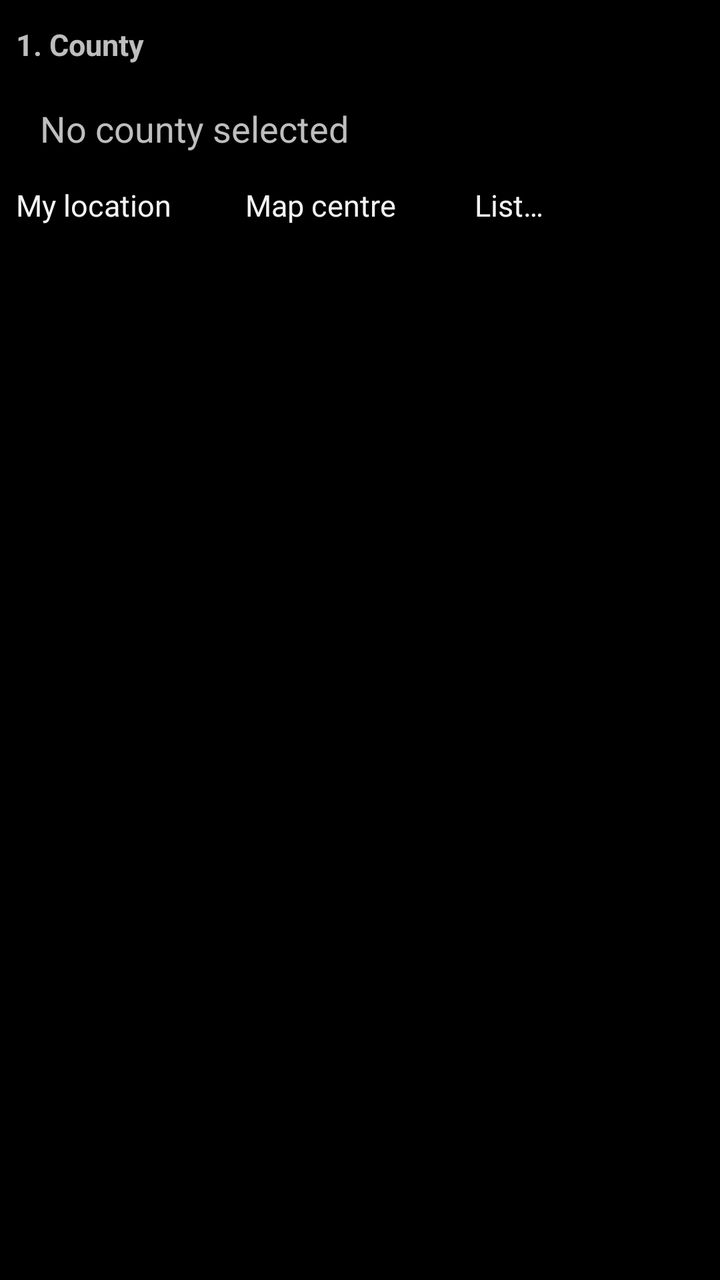
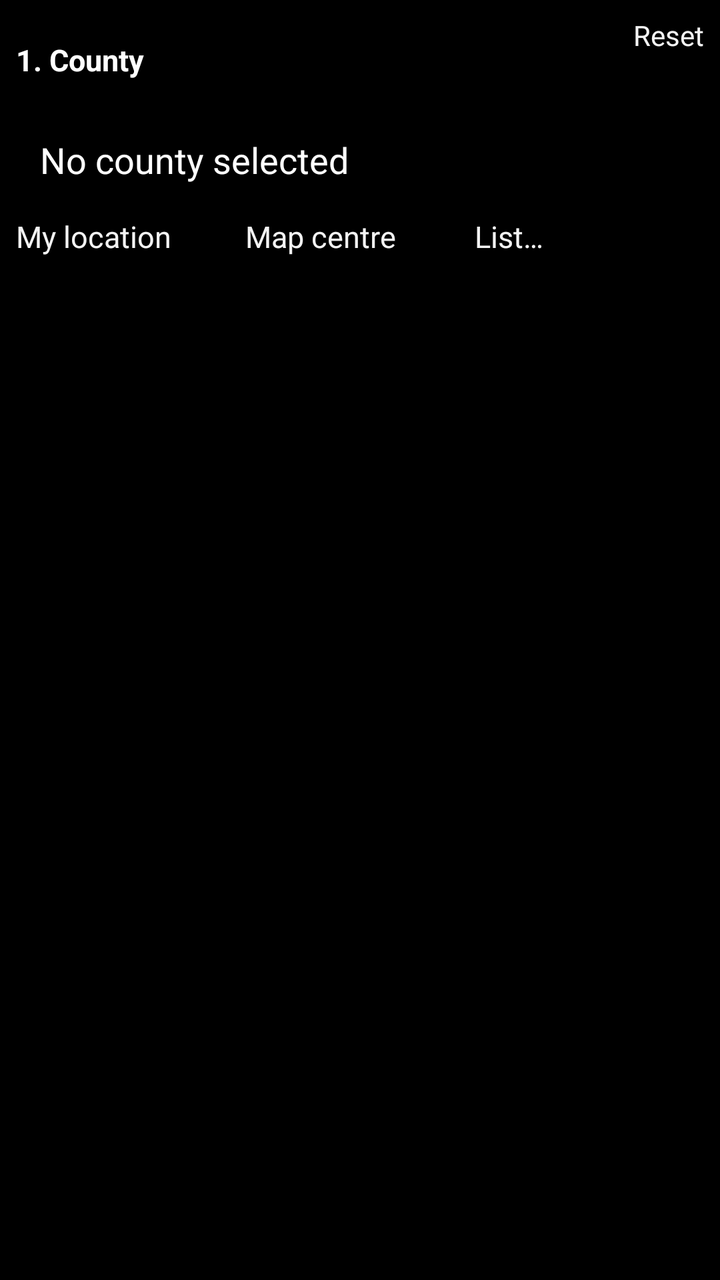

The first picture is an Android layout as it rendered before a commit; the second is the same layout after the commit. The layout source and the unified diff follow.
<!-- AndroidManifest.xml: application theme AppTheme -->
<!-- res/layout/forward_search_page.xml -->
<?xml version="1.0" encoding="utf-8"?>
<ScrollView xmlns:android="http://schemas.android.com/apk/res/android"
    android:layout_width="match_parent"
    android:layout_height="match_parent"
    android:fillViewport="true"
    android:padding="8dp">

    <LinearLayout
        android:layout_width="match_parent"
        android:layout_height="wrap_content"
        android:orientation="vertical">

        
        <TextView
            android:id="@+id/fs_boundary_missing"
            android:layout_width="match_parent"
            android:layout_height="wrap_content"
            android:padding="16dp"
            android:textSize="16sp"
            android:visibility="gone"
            android:text="@string/fs_boundary_missing" />

        
        <TextView
            android:layout_width="match_parent"
            android:layout_height="wrap_content"
            android:paddingTop="4dp"
            android:paddingBottom="4dp"
            android:textStyle="bold"
            android:textSize="15sp"
            android:text="@string/fs_stage_county" />

        <TextView
            android:id="@+id/fs_county_chip"
            android:layout_width="match_parent"
            android:layout_height="wrap_content"
            android:minHeight="56dp"
            android:gravity="center_vertical"
            android:paddingStart="12dp"
            android:paddingEnd="12dp"
            android:textSize="18sp"
            android:background="?android:attr/selectableItemBackground"
            android:text="@string/fs_county_none" />

        <LinearLayout
            android:layout_width="match_parent"
            android:layout_height="wrap_content"
            android:orientation="horizontal"
            android:weightSum="3">

            <Button
                android:id="@+id/fs_btn_self"
                android:layout_width="0dp"
                android:layout_height="56dp"
                android:layout_weight="1"
                android:textSize="15sp"
                android:text="@string/fs_source_self" />

            <Button
                android:id="@+id/fs_btn_mapcenter"
                android:layout_width="0dp"
                android:layout_height="56dp"
                android:layout_weight="1"
                android:textSize="15sp"
                android:text="@string/fs_source_mapcenter" />

            <Button
                android:id="@+id/fs_btn_list"
                android:layout_width="0dp"
                android:layout_height="56dp"
                android:layout_weight="1"
                android:textSize="15sp"
                android:text="@string/fs_source_list" />
        </LinearLayout>

        
        <LinearLayout
            android:id="@+id/fs_county_list"
            android:layout_width="match_parent"
            android:layout_height="wrap_content"
            android:orientation="vertical"
            android:visibility="gone" />

        
        <TextView
            android:id="@+id/fs_stage_district_label"
            android:layout_width="match_parent"
            android:layout_height="wrap_content"
            android:paddingTop="12dp"
            android:paddingBottom="4dp"
            android:textStyle="bold"
            android:textSize="15sp"
            android:visibility="gone"
            android:text="@string/fs_stage_district" />

        <LinearLayout
            android:id="@+id/fs_district_list"
            android:layout_width="match_parent"
            android:layout_height="wrap_content"
            android:orientation="vertical"
            android:visibility="gone" />

        
        <TextView
            android:id="@+id/fs_stage_street_label"
            android:layout_width="match_parent"
            android:layout_height="wrap_content"
            android:paddingTop="12dp"
            android:paddingBottom="4dp"
            android:textStyle="bold"
            android:textSize="15sp"
            android:visibility="gone"
            android:text="@string/fs_stage_street" />

        <LinearLayout
            android:id="@+id/fs_street_row"
            android:layout_width="match_parent"
            android:layout_height="wrap_content"
            android:orientation="horizontal"
            android:visibility="gone">

            <EditText
                android:id="@+id/fs_street_input"
                android:layout_width="0dp"
                android:layout_height="56dp"
                android:layout_weight="1"
                android:inputType="text"
                android:textSize="18sp"
                android:hint="@string/fs_street_hint"
                android:importantForAutofill="no" />

            <Button
                android:id="@+id/fs_btn_search"
                android:layout_width="wrap_content"
                android:layout_height="56dp"
                android:textSize="15sp"
                android:text="@string/fs_search" />
        </LinearLayout>

        
        <TextView
            android:id="@+id/fs_house_value"
            android:layout_width="match_parent"
            android:layout_height="wrap_content"
            android:visibility="gone"
            android:minHeight="44dp"
            android:gravity="center_vertical"
            android:paddingStart="12dp"
            android:textSize="18sp"
            android:hint="@string/fs_house_hint" />

        <GridLayout
            android:id="@+id/fs_keypad"
            android:layout_width="match_parent"
            android:layout_height="wrap_content"
            android:columnCount="3"
            android:visibility="gone" />

        
        <TextView
            android:id="@+id/fs_empty_state"
            android:layout_width="match_parent"
            android:layout_height="wrap_content"
            android:padding="12dp"
            android:textSize="15sp"
            android:visibility="gone"
            android:text="@string/fs_no_match" />

        <LinearLayout
            android:id="@+id/fs_candidate_list"
            android:layout_width="match_parent"
            android:layout_height="wrap_content"
            android:orientation="vertical" />

        <Button
            android:id="@+id/fs_btn_goto"
            android:layout_width="match_parent"
            android:layout_height="60dp"
            android:layout_marginTop="8dp"
            android:textSize="18sp"
            android:textStyle="bold"
            android:enabled="false"
            android:visibility="gone"
            android:text="@string/fs_goto" />
    </LinearLayout>
</ScrollView>
<!-- resources referenced by this layout -->
<resources>
  <string name="fs_boundary_missing">Import the base data (townships.sqlite) to enable forward search.</string>
  <string name="fs_county_none">No county selected</string>
  <string name="fs_goto">GoTo</string>
  <string name="fs_house_hint">House number (optional)</string>
  <string name="fs_no_match">No matching street in this district.</string>
  <string name="fs_search">Search</string>
  <string name="fs_source_list">List…</string>
  <string name="fs_source_mapcenter">Map centre</string>
  <string name="fs_source_self">My location</string>
  <string name="fs_stage_county">1. County</string>
  <string name="fs_stage_district">2. District</string>
  <string name="fs_stage_street">3. Street</string>
  <string name="fs_street_hint">Street (e.g. 中山路)</string>
  <style name="AppTheme" parent="@android:style/Theme.Holo">
          <item name="android:buttonStyle">@android:style/Widget.Button</item>
          <item name="android:imageButtonStyle">@android:style/Widget.Button</item>
          <item name="android:buttonStyleToggle">@android:style/Widget.Button</item>
      </style>
</resources>

<!-- the commit's change to res/layout/forward_search_page.xml (unified diff, before → after) -->
@@ -17,18 +17,35 @@
             android:layout_height="wrap_content"
             android:padding="16dp"
             android:textSize="16sp"
+            android:textColor="#FFFFFF"
             android:visibility="gone"
             android:text="@string/fs_boundary_missing" />
 
         
-        <TextView
-            android:layout_width="match_parent"
-            android:layout_height="wrap_content"
-            android:paddingTop="4dp"
-            android:paddingBottom="4dp"
-            android:textStyle="bold"
-            android:textSize="15sp"
-            android:text="@string/fs_stage_county" />
+        <LinearLayout
+            android:layout_width="match_parent"
+            android:layout_height="wrap_content"
+            android:orientation="horizontal"
+            android:gravity="center_vertical">
+
+            <TextView
+                android:layout_width="0dp"
+                android:layout_height="wrap_content"
+                android:layout_weight="1"
+                android:paddingTop="4dp"
+                android:paddingBottom="4dp"
+                android:textStyle="bold"
+                android:textSize="15sp"
+                android:textColor="#FFFFFF"
+                android:text="@string/fs_stage_county" />
+
+            <Button
+                android:id="@+id/fs_btn_reset"
+                android:layout_width="wrap_content"
+                android:layout_height="44dp"
+                android:textSize="14sp"
+                android:text="@string/fs_reset" />
+        </LinearLayout>
 
         <TextView
             android:id="@+id/fs_county_chip"
@@ -39,6 +56,7 @@
             android:paddingStart="12dp"
             android:paddingEnd="12dp"
             android:textSize="18sp"
+            android:textColor="#FFFFFF"
             android:background="?android:attr/selectableItemBackground"
             android:text="@string/fs_county_none" />
 
@@ -74,11 +92,11 @@
         </LinearLayout>
 
         
-        <LinearLayout
+        <GridLayout
             android:id="@+id/fs_county_list"
             android:layout_width="match_parent"
             android:layout_height="wrap_content"
-            android:orientation="vertical"
+            android:columnCount="3"
             android:visibility="gone" />
 
         
@@ -90,14 +108,15 @@
             android:paddingBottom="4dp"
             android:textStyle="bold"
             android:textSize="15sp"
+            android:textColor="#FFFFFF"
             android:visibility="gone"
             android:text="@string/fs_stage_district" />
 
-        <LinearLayout
+        <GridLayout
             android:id="@+id/fs_district_list"
             android:layout_width="match_parent"
             android:layout_height="wrap_content"
-            android:orientation="vertical"
+            android:columnCount="3"
             android:visibility="gone" />
 
         
@@ -109,6 +128,7 @@
             android:paddingBottom="4dp"
             android:textStyle="bold"
             android:textSize="15sp"
+            android:textColor="#FFFFFF"
             android:visibility="gone"
             android:text="@string/fs_stage_street" />
 
@@ -126,6 +146,8 @@
                 android:layout_weight="1"
                 android:inputType="text"
                 android:textSize="18sp"
+                android:textColor="#FFFFFF"
+                android:textColorHint="#7C7C7C"
                 android:hint="@string/fs_street_hint"
                 android:importantForAutofill="no" />
 
@@ -147,6 +169,8 @@
             android:gravity="center_vertical"
             android:paddingStart="12dp"
             android:textSize="18sp"
+            android:textColor="#FFFFFF"
+            android:textColorHint="#7C7C7C"
             android:hint="@string/fs_house_hint" />
 
         <GridLayout
@@ -163,6 +187,7 @@
             android:layout_height="wrap_content"
             android:padding="12dp"
             android:textSize="15sp"
+            android:textColor="#FFFFFF"
             android:visibility="gone"
             android:text="@string/fs_no_match" />
 
<!-- resource entries referenced after the edit -->
@@ -5,6 +5,7 @@
   <string name="fs_goto">GoTo</string>
   <string name="fs_house_hint">House number (optional)</string>
   <string name="fs_no_match">No matching street in this district.</string>
+  <string name="fs_reset">Reset</string>
   <string name="fs_search">Search</string>
   <string name="fs_source_list">List…</string>
   <string name="fs_source_mapcenter">Map centre</string>
